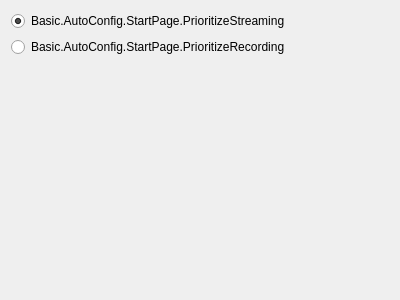
The window that other/obs-studio/UI/forms/AutoConfigStartPage.ui (Logitech/ghub-obs-plugin) describes before a commit, drawn with Qt 5.
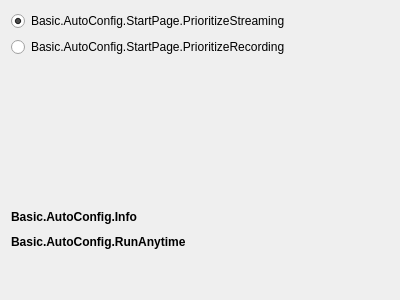
The same window after the commit.

```diff
--- a/other/obs-studio/UI/forms/AutoConfigStartPage.ui
+++ b/other/obs-studio/UI/forms/AutoConfigStartPage.ui
@@ -31,11 +31,76 @@
      </property>
     </widget>
    </item>
+   <item>
+    <spacer name="verticalSpacer_2">
+     <property name="orientation">
+      <enum>Qt::Vertical</enum>
+     </property>
+     <property name="sizeType">
+      <enum>QSizePolicy::Expanding</enum>
+     </property>
+     <property name="sizeHint" stdset="0">
+      <size>
+       <width>40</width>
+       <height>40</height>
+      </size>
+     </property>
+    </spacer>
+   </item>
+   <item>
+    <widget class="QLabel" name="label_2">
+     <property name="font">
+      <font>
+       <bold>true</bold>
+      </font>
+     </property>
+     <property name="text">
+      <string>Basic.AutoConfig.Info</string>
+     </property>
+     <property name="wordWrap">
+      <bool>true</bool>
+     </property>
+    </widget>
+   </item>
+   <item>
+    <spacer name="verticalSpacer_3">
+     <property name="orientation">
+      <enum>Qt::Vertical</enum>
+     </property>
+     <property name="sizeType">
+      <enum>QSizePolicy::Fixed</enum>
+     </property>
+     <property name="sizeHint" stdset="0">
+      <size>
+       <width>5</width>
+       <height>5</height>
+      </size>
+     </property>
+    </spacer>
+   </item>
+   <item>
+    <widget class="QLabel" name="label">
+     <property name="font">
+      <font>
+       <bold>true</bold>
+      </font>
+     </property>
+     <property name="text">
+      <string>Basic.AutoConfig.RunAnytime</string>
+     </property>
+     <property name="wordWrap">
+      <bool>true</bool>
+     </property>
+    </widget>
+   </item>
    <item>
     <spacer name="verticalSpacer">
      <property name="orientation">
       <enum>Qt::Vertical</enum>
      </property>
+     <property name="sizeType">
+      <enum>QSizePolicy::Fixed</enum>
+     </property>
      <property name="sizeHint" stdset="0">
       <size>
        <width>20</width>
```
